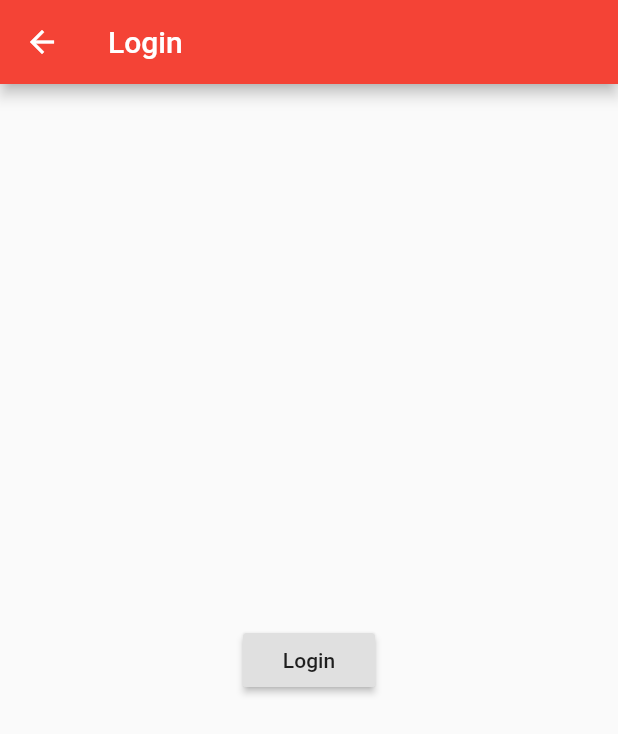
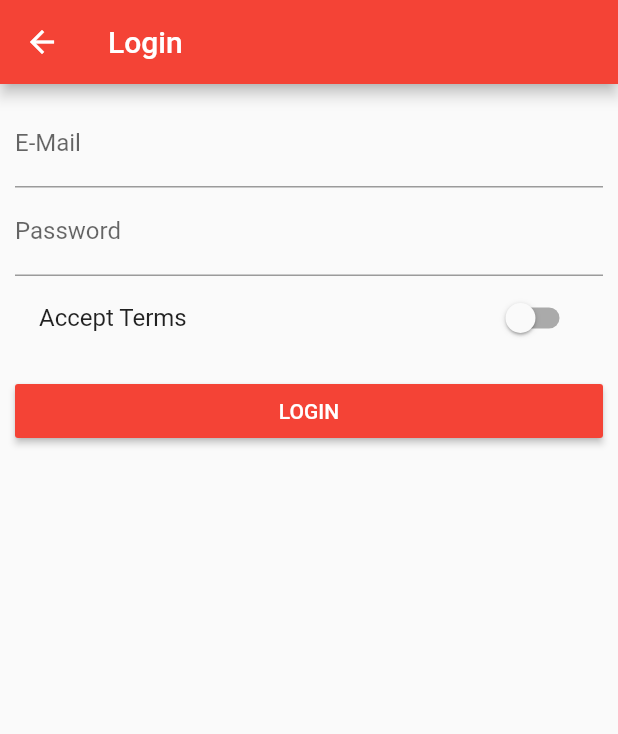
Before and after one commit to TavinHlungwani/flutter-easy-list, a Flutter app: the AuthPage screen opened directly, on a phone screen of 412 x 824 dp. Shown: the top 734 px of the screen. Run offline on Flutter 3.47's test engine with Material 2 defaults, Android fonts, the phone set to English and light mode, and no system bars.

Commit message:
auth form

```diff
--- a/lib/main.dart
+++ b/lib/main.dart
@@ -1,6 +1,6 @@
 import 'package:flutter/material.dart';
 
-// import './pages/auth.dart';
+import './pages/auth.dart';
 import './pages/product_admin.dart';
 import './pages/products.dart';
 import './pages/product.dart';
@@ -43,7 +43,8 @@ class _MyAppState extends State<MyApp> {
       ),
       // home: AuthPage(),
       routes: {
-        '/' : (BuildContext context) => ProductsPage(_products), //(/ route) is for home page
+        '/' : (BuildContext context) => AuthPage(), //(/ route) is for home page
+        'products' : (BuildContext context) => ProductsPage(_products), //(/ route) is for home page
         'products/admin' : (BuildContext context)=>ProductAdminPage(_addProduct, _deleteProduct),
       },
       onGenerateRoute: (RouteSettings settings) {
--- a/lib/pages/auth.dart
+++ b/lib/pages/auth.dart
@@ -1,23 +1,70 @@
 import 'package:flutter/material.dart';
 
-import './products.dart';
+class AuthPage extends StatefulWidget {
+  @override
+  State<StatefulWidget> createState() {
+    return _AuthPageState();
+  }
+}
 
-class AuthPage extends StatelessWidget {
+class _AuthPageState extends State<AuthPage> {
+  String _emailValue;
+  String _passwordValue;
+  bool _acceptTerms = false;
+
   @override
   Widget build(BuildContext context) {
     return Scaffold(
       appBar: AppBar(
         title: Text('Login'),
-
       ),
-        body: Center(
-          child: RaisedButton(
-            child: Text('Login'),
-            onPressed: () {
-              Navigator.pushReplacementNamed(context, '/');
+      body: Container(
+        margin: EdgeInsets.all(10.0),
+        child: ListView(
+          children: <Widget>[
+            TextField(
+              decoration: InputDecoration(labelText: 'E-Mail'),
+              keyboardType: TextInputType.emailAddress,
+              onChanged: (String value) {
+                setState(() {
+                  _emailValue = value;
+                });
               },
             ),
-        )
+            TextField(
+              decoration: InputDecoration(labelText: 'Password'),
+              obscureText: true,
+              onChanged: (String value) {
+                setState(() {
+                  _passwordValue = value;
+                });
+              },
+            ),
+            SwitchListTile(
+              value: _acceptTerms,
+              onChanged: (bool value) {
+                setState(() {
+                  _acceptTerms = value;
+                });
+              },
+              title: Text('Accept Terms'),
+            ),
+            SizedBox(
+              height: 10.0,
+            ),
+            RaisedButton(
+              color: Theme.of(context).primaryColor,
+              textColor: Colors.white,
+              child: Text('LOGIN'),
+              onPressed: () {
+                print(_emailValue);
+                print(_passwordValue);
+                Navigator.pushReplacementNamed(context, '/products');
+              },
+            ),
+          ],
+        ),
+      ),
     );
   }
 }
```
Also changed, not shown: lib/pages/product_create.dart (+11 -11 lines). Lines whose indentation alone changed are shown as unchanged.
